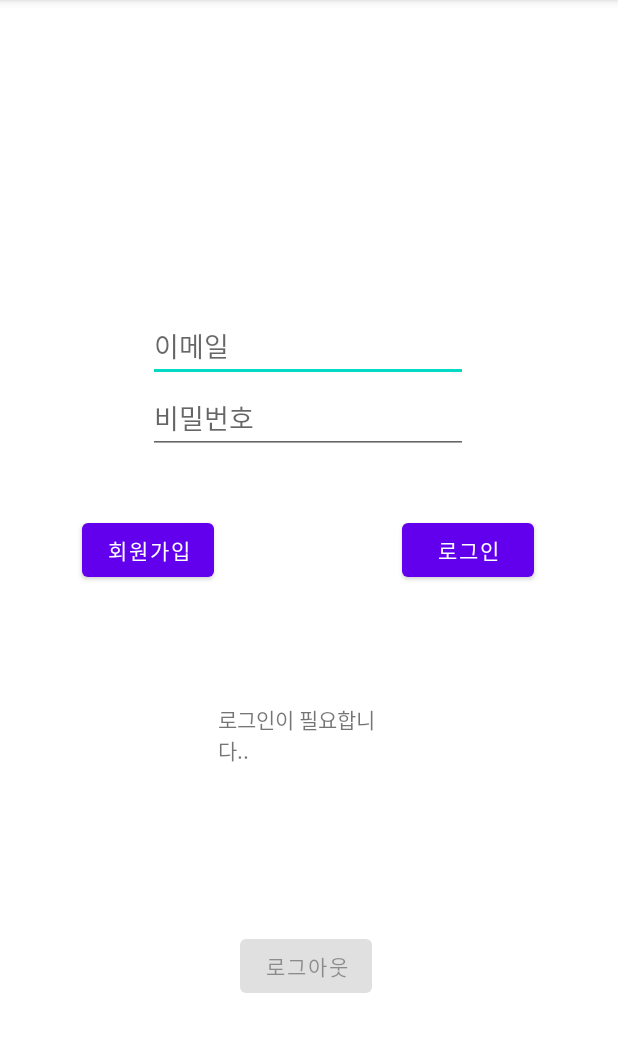
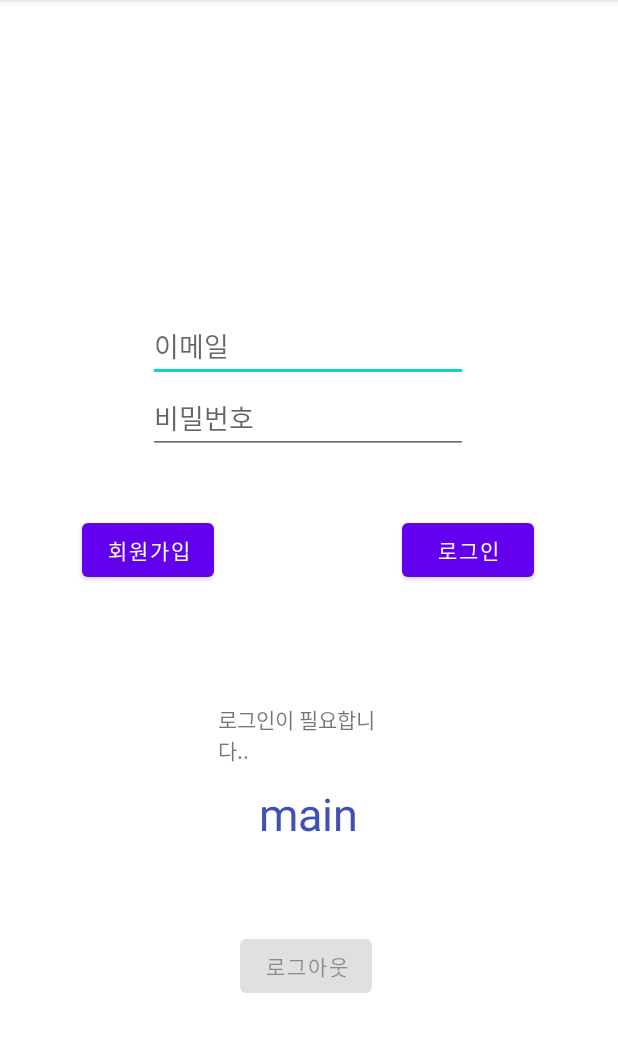
Before and after one commit to ulimsss/pickMe, an Android app: the screen it shows after launch (MainActivity), on a phone screen of 412 x 824 dp, the part 84-1136 px from its top. Run offline under Robolectric (Android 15) with nearby library versions, the phone set to English and light mode, and no system bars; our stand-ins replace Firebase (no records; nobody signed in at launch, a user with empty details on screens opened directly).

```diff
--- a/app/src/main/java/com/example/sangsaeng/RegisterActivity.kt
+++ b/app/src/main/java/com/example/sangsaeng/RegisterActivity.kt
@@ -5,6 +5,7 @@ import android.os.Bundle
 import android.util.Log
 import android.widget.EditText
 import android.widget.Toast
+import androidx.navigation.NavController
 import com.google.firebase.auth.FirebaseAuth
 import kotlinx.android.synthetic.main.activity_register.*
 
@@ -12,6 +13,7 @@ class RegisterActivity : AppCompatActivity() {
 
     private lateinit var auth: FirebaseAuth
     private val TAG : String = "Register"
+    lateinit var navController : NavController
 
     override fun onCreate(savedInstanceState: Bundle?) {
         super.onCreate(savedInstanceState)
--- a/app/src/main/res/layout/activity_main.xml
+++ b/app/src/main/res/layout/activity_main.xml
@@ -43,6 +43,9 @@
         app:layout_constraintTop_toBottomOf="@+id/edit_pw"
         app:layout_goneMarginEnd="100dp" />
 
+
+
+
     <Button
         android:id="@+id/btn_register"
         android:layout_width="wrap_content"
@@ -66,6 +69,7 @@
         app:layout_constraintHorizontal_bias="0.483"
         app:layout_constraintStart_toStartOf="@+id/tv_message" />
 
+
     <TextView
         android:id="@+id/tv_message"
         android:layout_width="118dp"
@@ -79,4 +83,22 @@
         app:layout_constraintTop_toBottomOf="@+id/edit_pw"
         app:layout_constraintVertical_bias="0.084" />
 
+    <TextView
+        android:id="@+id/btn_login_two"
+        android:layout_width="118dp"
+        android:layout_height="54dp"
+        android:layout_marginTop="144dp"
+        android:text="main"
+        android:textSize="30dp"
+        android:gravity="center"
+        android:textColor="#3F51B5"
+        app:layout_constraintBottom_toBottomOf="parent"
+        app:layout_constraintEnd_toEndOf="@+id/edit_pw"
+        app:layout_constraintStart_toStartOf="@+id/edit_pw"
+        app:layout_constraintTop_toBottomOf="@+id/edit_pw"
+        app:layout_constraintVertical_bias="0.256" />
+
+
+
+
 </androidx.constraintlayout.widget.ConstraintLayout>
--- /dev/null
+++ b/app/src/main/res/values-land/dimens.xml
@@ -0,0 +1,3 @@
+<resources>
+    <dimen name="fab_margin">48dp</dimen>
+</resources>
--- /dev/null
+++ b/app/src/main/res/values-w1240dp/dimens.xml
@@ -0,0 +1,3 @@
+<resources>
+    <dimen name="fab_margin">200dp</dimen>
+</resources>
--- /dev/null
+++ b/app/src/main/res/values-w600dp/dimens.xml
@@ -0,0 +1,3 @@
+<resources>
+    <dimen name="fab_margin">48dp</dimen>
+</resources>
--- /dev/null
+++ b/app/src/main/res/values/dimens.xml
@@ -0,0 +1,5 @@
+<?xml version="1.0" encoding="utf-8"?>
+<resources>
+    <dimen name="text_margin">16dp</dimen>
+    <dimen name="fab_margin">16dp</dimen>
+</resources>
--- a/app/src/main/res/values/themes.xml
+++ b/app/src/main/res/values/themes.xml
@@ -13,4 +13,13 @@
         <item name="android:statusBarColor" tools:targetApi="l">?attr/colorPrimaryVariant</item>
         <!-- Customize your theme here. -->
     </style>
+
+    <style name="Theme.Sangsaeng.NoActionBar">
+        <item name="windowActionBar">false</item>
+        <item name="windowNoTitle">true</item>
+    </style>
+
+    <style name="Theme.Sangsaeng.AppBarOverlay" parent="ThemeOverlay.AppCompat.Dark.ActionBar" />
+
+    <style name="Theme.Sangsaeng.PopupOverlay" parent="ThemeOverlay.AppCompat.Light" />
 </resources>
--- a/build.gradle
+++ b/build.gradle
@@ -6,7 +6,7 @@ buildscript {
     }
     dependencies {
         classpath "com.android.tools.build:gradle:7.0.2"
-        classpath 'org.jetbrains.kotlin:kotlin-gradle-plugin:1.5.31'
+        classpath 'org.jetbrains.kotlin:kotlin-gradle-plugin:1.6.0'
         classpath 'com.google.gms:google-services:4.3.10'
 
         // NOTE: Do not place your application dependencies here; they belong
```
Also changed, not shown: app/build.gradle (+7 -0 lines), app/src/main/AndroidManifest.xml (+8 -0 lines), app/src/main/java/com/example/sangsaeng/ItemActivity.kt (added, +11 -0 lines), app/src/main/java/com/example/sangsaeng/MainActivity.kt (+33 -3 lines), app/src/main/res/layout/activity_item.xml (added, +30 -0 lines), app/src/main/res/values/strings.xml (+9 -0 lines).
